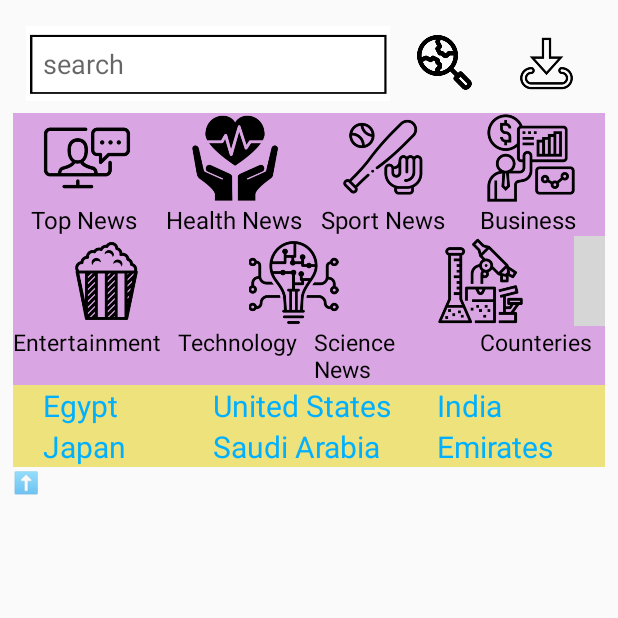
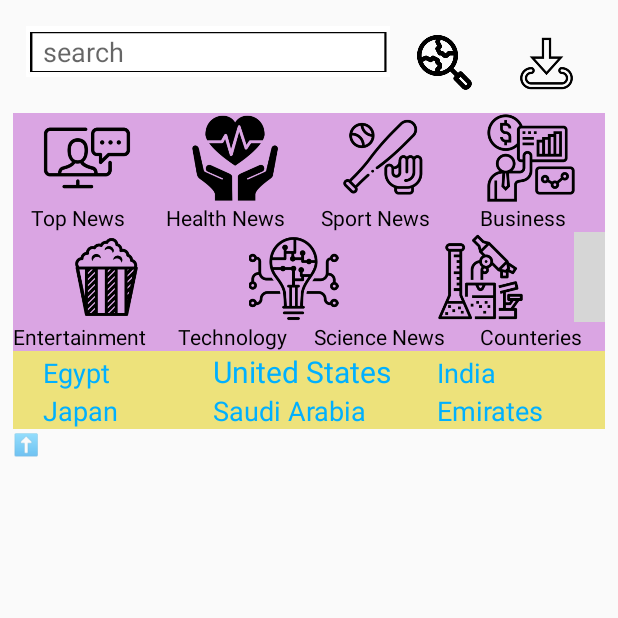
Before and after one commit to Tamerdx11/MiNews, an Android app: the MainActivity screen opened directly, with no data from a screen before it, after a tap on an icon or button, on a phone screen of 412 x 824 dp, the top half of it. Run offline under Robolectric (Android 15) with nearby library versions, the phone set to English and light mode, and no system bars; our stand-ins replace Picasso; pictures from the network do not load; 1 other tap on this screen came first; grey boxes are pictures that could not be loaded.

Commit message:
sayed:second push

```diff
--- a/app/src/main/java/com/example/ahmedtawfik/lab05android/MainActivity.java
+++ b/app/src/main/java/com/example/ahmedtawfik/lab05android/MainActivity.java
@@ -8,10 +8,15 @@ import android.support.v4.app.LoaderManager;
 import android.support.v4.content.Loader;
 import android.support.v7.app.AppCompatActivity;
 import android.os.Bundle;
+import android.support.v7.widget.SearchView;
+import android.text.Editable;
+import android.text.TextWatcher;
+import android.view.Menu;
 import android.view.View;
 import android.widget.AdapterView;
 import android.widget.ArrayAdapter;
 import android.widget.Button;
+import android.widget.EditText;
 import android.widget.ImageView;
 import android.widget.LinearLayout;
 import android.widget.ListView;
@@ -19,7 +24,17 @@ import android.widget.ProgressBar;
 import android.widget.TextView;
 import android.widget.Toast;
 
+import org.json.JSONArray;
+import org.json.JSONException;
+import org.json.JSONObject;
+
+import java.io.IOException;
+import java.net.MalformedURLException;
+import java.net.URL;
+import java.text.BreakIterator;
 import java.util.ArrayList;
+import java.util.List;
+import java.util.ResourceBundle;
 
 public class MainActivity extends AppCompatActivity implements LoaderManager.LoaderCallbacks<ArrayList<news>> {
     private static int visibility_country=0, visibility_categories=0;
@@ -29,8 +44,12 @@ public class MainActivity extends AppCompatActivity implements LoaderManager.Loa
     TextView tv_categories;
     ListView lv_news;
     ProgressBar progressBar;
+    EditText search;
+    StudentLoader obj;
+    categories_data obj1;
+
+    List<news> filter=new ArrayList<>();
     private String URL;
-
 
     @Override
     protected void onCreate(final Bundle savedInstanceState) {
@@ -40,6 +59,12 @@ public class MainActivity extends AppCompatActivity implements LoaderManager.Loa
         tv_categories=findViewById(R.id.tv_categories);
         ll_countries=findViewById(R.id.ll_countries);
         ll_categories=findViewById(R.id.ll_categories);
+        search=findViewById(R.id.ed_search);
+
+        if (getTitle()!=null)
+        {
+
+        }
         ////////countries_visibility
         iv_country.setOnClickListener(new View.OnClickListener() {
             @Override
@@ -91,6 +116,8 @@ public class MainActivity extends AppCompatActivity implements LoaderManager.Loa
 
     }
 
+
+
     @NonNull
     @Override
     public Loader<ArrayList<news>> onCreateLoader(int i, @Nullable Bundle bundle) {
--- a/app/src/main/java/com/example/ahmedtawfik/lab05android/categories_data.java
+++ b/app/src/main/java/com/example/ahmedtawfik/lab05android/categories_data.java
@@ -8,8 +8,8 @@ import android.widget.ImageView;
 
 public class categories_data extends AppCompatActivity {
 
-    private static String NEWS_EG ="https://newsdata.io/api/1/news?apikey=pub_1021e64c7f637d7610845ede96633b0f4151";
-    private static String NEWS_SPORTS_EG="https://newsdata.io/api/1/news?apikey=pub_1021e64c7f637d7610845ede96633b0f4151&category=sports&country=eg";
+    public static String NEWS_EG ="https://newsdata.io/api/1/news?apikey=pub_1021e64c7f637d7610845ede96633b0f4151";
+    public static String NEWS_SPORTS_EG="https://newsdata.io/api/1/news?apikey=pub_1021e64c7f637d7610845ede96633b0f4151&category=sports&country=eg";
     private static String NEWS_TOP_EG="https://newsdata.io/api/1/news?apikey=pub_1021e64c7f637d7610845ede96633b0f4151&category=top&country=eg";
     private static String NEWS_BUSINESS_EG="https://newsdata.io/api/1/news?apikey=pub_1021e64c7f637d7610845ede96633b0f4151&category=business&country=eg";
     private static String NEWS_SCIENCE_EG="https://newsdata.io/api/1/news?apikey=pub_1021e64c7f637d7610845ede96633b0f4151&category=science&country=eg";
--- a/app/src/main/java/com/example/ahmedtawfik/lab05android/login.java
+++ b/app/src/main/java/com/example/ahmedtawfik/lab05android/login.java
@@ -28,35 +28,35 @@ public class login extends AppCompatActivity {
             public void run() {
                 // Actions to do after 5 seconds
                 imageView.setImageResource(R.drawable.start2);
-                textView.setText("Sport");
+                textView.setText(R.string.sport);
             }
         }, 3000);
         handler.postDelayed(new Runnable() {
             public void run() {
                 // Actions to do after 5 seconds
                 imageView.setImageResource(R.drawable.start3);
-                textView.setText("Entertainments");
+                textView.setText(R.string.entertainments);
             }
         }, 4000);
         handler.postDelayed(new Runnable() {
             public void run() {
                 // Actions to do after 5 seconds
                 imageView.setImageResource(R.drawable.start4);
-                textView.setText("Business");
+                textView.setText(R.string.business);
             }
         }, 5000);
         handler.postDelayed(new Runnable() {
             public void run() {
                 // Actions to do after 5 seconds
                 imageView.setImageResource(R.drawable.start5);
-                textView.setText("Top News");
+                textView.setText(R.string.top_News);
             }
         }, 6000);
         handler.postDelayed(new Runnable() {
             public void run() {
                 // Actions to do after 5 seconds
                 imageView.setImageResource(R.drawable.sss);
-                textView.setText("In One App");
+                textView.setText(R.string.In_One_App);
             }
         }, 7000);
 
--- a/app/src/main/res/layout/activity_main.xml
+++ b/app/src/main/res/layout/activity_main.xml
@@ -13,14 +13,17 @@
         android:layout_height="56dp"
         android:layout_margin="5dp"
         android:orientation="horizontal">
+
         <EditText
+            android:id="@+id/ed_search"
             android:layout_width="0dp"
+            android:layout_height="34dp"
+            android:layout_margin="3dp"
             android:layout_weight="4"
-            android:layout_height="50dp"
+            android:background="@drawable/seach5"
             android:hint="@string/search_hint"
-            android:paddingLeft="11dp"
-            android:layout_margin="3dp"
-            android:background="@drawable/seach5"/>
+            android:paddingLeft="11dp" />
+
         <ImageView
             android:layout_width="0dp"
             android:layout_weight="1"
@@ -77,7 +80,7 @@
                 android:layout_weight="1"
                 android:layout_height="wrap_content"
                 android:text="@string/txt_top"
-                android:textSize="16sp"
+                android:textSize="14sp"
                 android:paddingLeft="12dp"
                 android:textColor="@color/black"></TextView>
             <TextView
@@ -85,7 +88,7 @@
                 android:layout_weight="1"
                 android:layout_height="wrap_content"
                 android:text="@string/txt_health"
-                android:textSize="16sp"
+                android:textSize="14sp"
                 android:paddingLeft="3dp"
                 android:textColor="@color/black"></TextView>
             <TextView
@@ -93,7 +96,7 @@
                 android:layout_weight="1"
                 android:layout_height="wrap_content"
                 android:text="@string/txt_sport"
-                android:textSize="16sp"
+                android:textSize="14sp"
                 android:paddingLeft="8dp"
                 android:textColor="@color/black"></TextView>
             <TextView
@@ -101,7 +104,7 @@
                 android:layout_weight="1"
                 android:layout_height="wrap_content"
                 android:text="@string/txt_business"
-                android:textSize="16sp"
+                android:textSize="14sp"
                 android:paddingLeft="15dp"
                 android:textColor="@color/black"></TextView>
         </LinearLayout>
@@ -142,7 +145,7 @@
                 android:layout_weight="1"
                 android:layout_height="wrap_content"
                 android:text="@string/txt_entertainment"
-                android:textSize="15sp"
+                android:textSize="14sp"
                 android:paddingLeft="0dp"
                 android:textColor="@color/black"></TextView>
             <TextView
@@ -150,7 +153,7 @@
                 android:layout_weight="1"
                 android:layout_height="wrap_content"
                 android:text="@string/txt_technology"
-                android:textSize="15sp"
+                android:textSize="14sp"
                 android:paddingLeft="11dp"
                 android:textColor="@color/black"></TextView>
             <TextView
@@ -158,7 +161,7 @@
                 android:layout_weight="1"
                 android:layout_height="wrap_content"
                 android:text="@string/txt_science"
-                android:textSize="15sp"
+                android:textSize="14sp"
                 android:paddingLeft="3dp"
                 android:textColor="@color/black"></TextView>
             <TextView
@@ -166,7 +169,7 @@
                 android:layout_weight="1"
                 android:layout_height="wrap_content"
                 android:text="@string/txt_counteries"
-                android:textSize="15sp"
+                android:textSize="14sp"
                 android:paddingLeft="15dp"
                 android:textColor="@color/black"></TextView>
         </LinearLayout>
@@ -191,7 +194,7 @@
                 android:text="@string/txt_eg"
                 android:textColor="@color/blue"
                 android:paddingLeft="20dp"
-                android:textSize="20sp"></TextView>
+                android:textSize="18sp"></TextView>
             <TextView
                 android:layout_width="0dp"
                 android:layout_weight="1"
@@ -207,7 +210,7 @@
                 android:text="@string/txt_in"
                 android:textColor="@color/blue"
                 android:paddingLeft="20dp"
-                android:textSize="20sp"></TextView>
+                android:textSize="18sp"></TextView>
         </LinearLayout>
 
         <LinearLayout
@@ -221,7 +224,7 @@
                 android:text="@string/txt_jp"
                 android:textColor="@color/blue"
                 android:paddingLeft="20dp"
-                android:textSize="20sp"></TextView>
+                android:textSize="18sp"></TextView>
             <TextView
                 android:layout_width="0dp"
                 android:layout_weight="1"
@@ -229,7 +232,7 @@
                 android:text="@string/txt_sa"
                 android:textColor="@color/blue"
                 android:paddingLeft="2dp"
-                android:textSize="20sp"></TextView>
+                android:textSize="18sp"></TextView>
             <TextView
                 android:layout_width="0dp"
                 android:layout_weight="1"
@@ -237,7 +240,7 @@
                 android:text="@string/txt_ae"
                 android:textColor="@color/blue"
                 android:paddingLeft="20dp"
-                android:textSize="20sp"></TextView>
+                android:textSize="18sp"></TextView>
 
         </LinearLayout>
 
--- a/app/src/main/res/values/strings.xml
+++ b/app/src/main/res/values/strings.xml
@@ -26,5 +26,11 @@
     <string name="txt_jp">Japan</string>
     <string name="txt_ae"> Emirates</string>
     <string name="txt_sa">Saudi Arabia</string>
+    <string name="sport">Sport</string>
+    <string name="entertainments">Entertainments</string>
+    <string name="business">Business</string>
+    <string name="Top">Top News</string>
+    <string name="top_News">Top News</string>
+    <string name="In_One_App">\"In One App\"</string>
 
 </resources>
```
Also changed, not shown: 1 other file.
